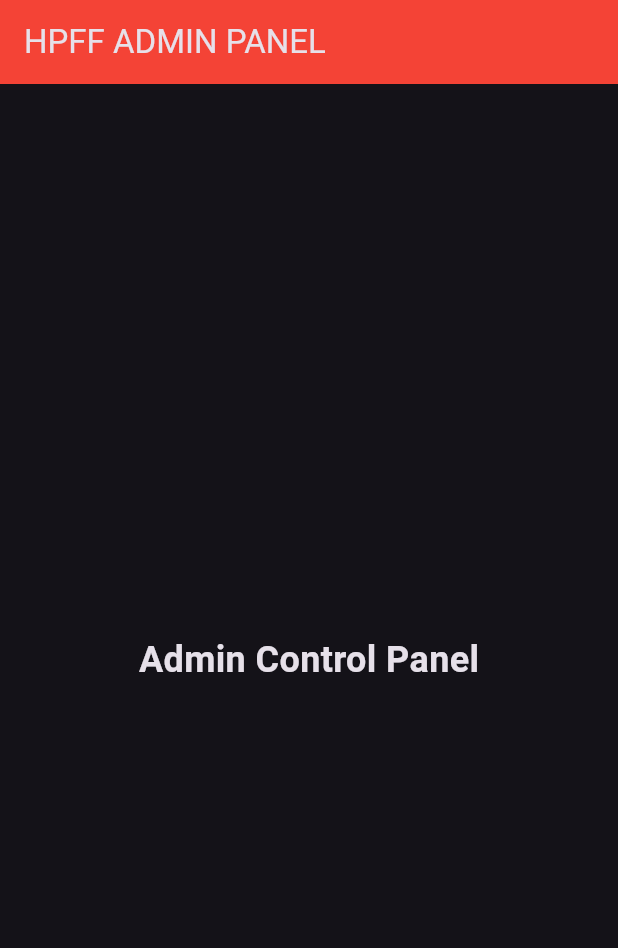
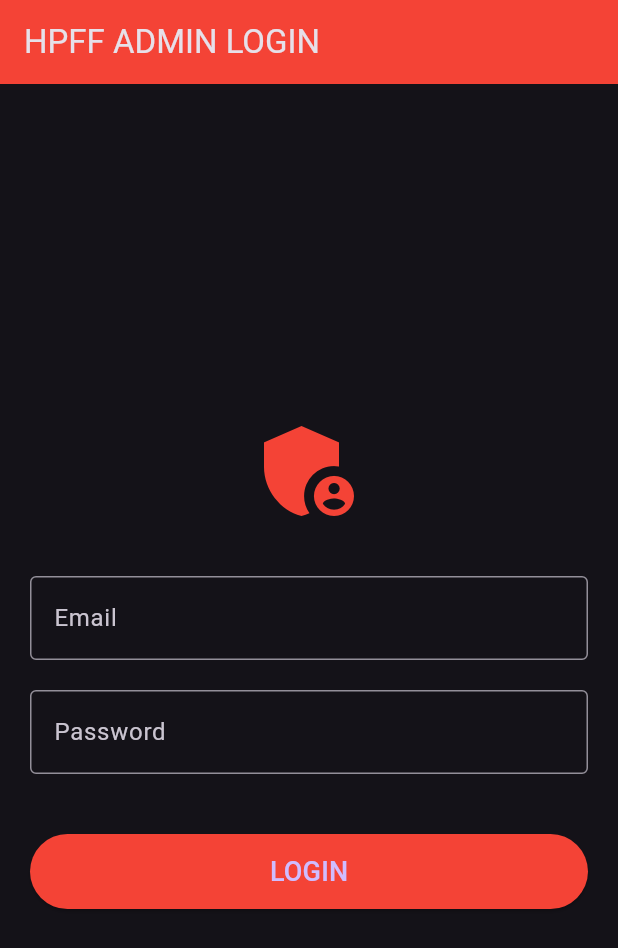
Before and after one commit to hareshkumarpatra87-maker/hpff-admin, a Flutter app: the screen it shows after launch, on a phone screen of 412 x 824 dp. Shown: the top 948 px of the screen. Run offline on Flutter 3.47's test engine with Material 3 defaults, Android fonts, the phone set to English and light mode, and no system bars; our stand-ins replace firebase_auth, firebase_core; accounts and stored records are empty.

Commit message:
Update main.dart

```diff
--- a/lib/main.dart
+++ b/lib/main.dart
@@ -1,6 +1,10 @@
 import 'package:flutter/material.dart';
+import 'package:firebase_core/firebase_core.dart';
+import 'package:firebase_auth/firebase_auth.dart';
 
-void main() {
+void main() async {
+  WidgetsFlutterBinding.ensureInitialized();
+  await Firebase.initializeApp();
   runApp(const AdminApp());
 }
 
@@ -15,7 +19,102 @@ class AdminApp extends StatelessWidget {
         primarySwatch: Colors.red,
         brightness: Brightness.dark,
       ),
-      home: const AdminHomePage(),
+      home: const LoginPage(),
+    );
+  }
+}
+
+class LoginPage extends StatefulWidget {
+  const LoginPage({super.key});
+
+  @override
+  State<LoginPage> createState() => _LoginPageState();
+}
+
+class _LoginPageState extends State<LoginPage> {
+  final TextEditingController _emailController = TextEditingController();
+  final TextEditingController _passwordController = TextEditingController();
+  String _errorMessage = '';
+  bool _isLoading = false;
+
+  Future<void> _login() async {
+    setState(() {
+      _isLoading = true;
+      _errorMessage = '';
+    });
+
+    try {
+      await FirebaseAuth.instance.signInWithEmailAndPassword(
+        email: _emailController.text.trim(),
+        password: _passwordController.text.trim(),
+      );
+      if (mounted) {
+        Navigator.pushReplacement(
+          context,
+          MaterialPageRoute(builder: (context) => const AdminHomePage()),
+        );
+      }
+    } on FirebaseAuthException catch (e) {
+      setState(() {
+        _errorMessage = e.message ?? 'Login failed';
+      });
+    } finally {
+      setState(() {
+        _isLoading = false;
+      });
+    }
+  }
+
+  @override
+  Widget build(BuildContext context) {
+    return Scaffold(
+      appBar: AppBar(
+        title: const Text('HPFF ADMIN LOGIN'),
+        backgroundColor: Colors.red,
+      ),
+      body: Padding(
+        padding: const EdgeInsets.all(20.0),
+        child: Column(
+          mainAxisAlignment: MainAxisAlignment.center,
+          children: [
+            const Icon(Icons.admin_panel_settings, size: 80, color: Colors.red),
+            const SizedBox(height: 30),
+            TextField(
+              controller: _emailController,
+              decoration: const InputDecoration(
+                labelText: 'Email',
+                border: OutlineInputBorder(),
+              ),
+            ),
+            const SizedBox(height: 20),
+            TextField(
+              controller: _passwordController,
+              obscureText: true,
+              decoration: const InputDecoration(
+                labelText: 'Password',
+                border: OutlineInputBorder(),
+              ),
+            ),
+            const SizedBox(height: 20),
+            if (_errorMessage.isNotEmpty)
+              Text(
+                _errorMessage,
+                style: const TextStyle(color: Colors.red),
+              ),
+            const SizedBox(height: 20),
+            _isLoading
+                ? const CircularProgressIndicator()
+                : ElevatedButton(
+                    onPressed: _login,
+                    style: ElevatedButton.styleFrom(
+                      backgroundColor: Colors.red,
+                      minimumSize: const Size(double.infinity, 50),
+                    ),
+                    child: const Text('LOGIN', style: TextStyle(fontSize: 18)),
+                  ),
+          ],
+        ),
+      ),
     );
   }
 }
```
